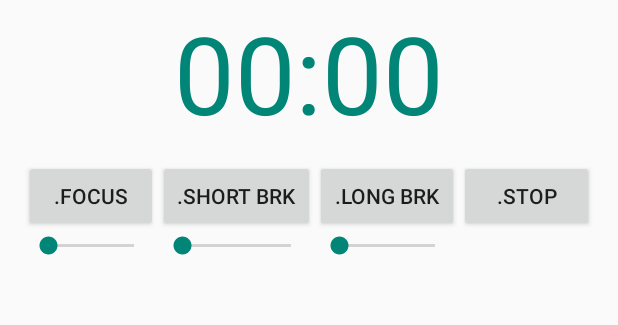
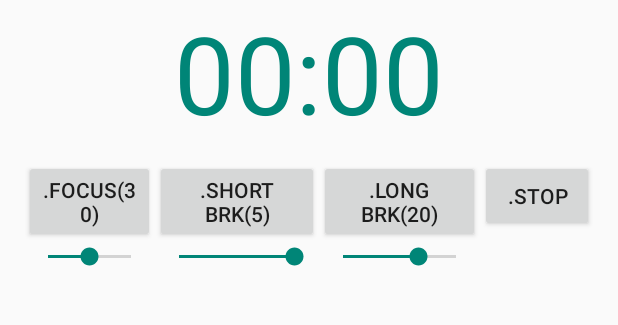
Before and after one commit to dimkas71/Moosti.com-mobile-port, an Android app: the screen it shows after launch (MainActivity), on a phone screen of 412 x 824 dp, the part 108-433 px from its top. Run offline under Robolectric (Android 15) with nearby library versions, the phone set to English and light mode, and no system bars.

Commit message:
MO-16: Add implementation of SeekBar handlers. To setup SeekBars...

```diff
--- a/app/src/main/java/com/moosti/MainActivity.java
+++ b/app/src/main/java/com/moosti/MainActivity.java
@@ -16,10 +16,11 @@ import android.view.Menu;
 import android.view.MenuItem;
 import android.view.View;
 import android.widget.Button;
+import android.widget.SeekBar;
 import android.widget.TextView;
 
 
-public class MainActivity extends ActionBarActivity implements View.OnClickListener {
+public class MainActivity extends ActionBarActivity implements View.OnClickListener, SeekBar.OnSeekBarChangeListener {
 
     private static final String TAG = MainActivity.class.getSimpleName();
     public static final int VIBRATION_INTERVAL_IN_MILLIS = 2000;
@@ -33,6 +34,14 @@ public class MainActivity extends ActionBarActivity implements View.OnClickListe
     private TextView textView;
     private StringBuilder recycled;
     private MediaPlayer player;
+    private SeekBar seekBarFocus;
+    private SeekBar seekBarShortBreak;
+    private SeekBar seekBarLongBreak;
+
+    private int focusInFuture;
+    private int shortBreakInFuture;
+    private int longBreakInFuture;
+
 
     enum CHRONOSTATE {
         FOCUSED,
@@ -69,6 +78,42 @@ public class MainActivity extends ActionBarActivity implements View.OnClickListe
         buttonStop.setOnClickListener(this);
 
         player = MediaPlayer.create(this, R.raw.ring_end);
+
+
+        initSeekBars();
+
+
+    }
+
+    private void initSeekBars() {
+
+        seekBarFocus = (SeekBar) findViewById(R.id.seekBrFocus);
+
+        seekBarFocus.setOnSeekBarChangeListener(this);
+        seekBarFocus.setMax(60); //Max value for focus is 60 minutes...
+        seekBarFocus.setProgress(30);
+        focusInFuture = 30;
+        buttonFocus.setText(getResources().getString(R.string.button_focus_text) + "(" + String.format("%d", seekBarFocus.getProgress()) + ")");
+
+
+        seekBarShortBreak = (SeekBar) findViewById(R.id.seekBrShortBreak);
+
+        seekBarShortBreak.setOnSeekBarChangeListener(this);
+        seekBarShortBreak.setMax(5); //Max value for focus is 60 minutes...
+        seekBarShortBreak.setProgress(5);
+        shortBreakInFuture = 5;
+
+        buttonShortBreak.setText(getResources().getString(R.string.button_short_break_text) + "(" + String.format("%d", seekBarShortBreak.getProgress()) + ")");
+
+
+        seekBarLongBreak = (SeekBar) findViewById(R.id.seekBrLongBreak);
+
+        seekBarLongBreak.setOnSeekBarChangeListener(this);
+        seekBarLongBreak.setMax(30); //Max value for focus is 60 minutes...
+        seekBarLongBreak.setProgress(20);
+        longBreakInFuture = 20;
+
+        buttonLongBreak.setText(getResources().getString(R.string.button_long_break_text) + "(" + String.format("%d", seekBarLongBreak.getProgress()) + ")");
 
 
     }
@@ -123,14 +168,14 @@ public class MainActivity extends ActionBarActivity implements View.OnClickListe
 
                 state = CHRONOSTATE.FOCUSED;
 
-                startTimer(30);
+                startTimer(focusInFuture);
 
                 break;
             case R.id.btn_short_break:
 
                 state = CHRONOSTATE.SHORT_BREAKED;
 
-                startTimer(1);
+                startTimer(shortBreakInFuture);
 
 
                 break;
@@ -138,7 +183,7 @@ public class MainActivity extends ActionBarActivity implements View.OnClickListe
 
                 state = CHRONOSTATE.LONG_BREAKED;
 
-                startTimer(15);
+                startTimer(longBreakInFuture);
 
                 break;
             case R.id.btn_stop:
@@ -218,5 +263,44 @@ public class MainActivity extends ActionBarActivity implements View.OnClickListe
         }
     }
 
+    //Seek bars handlers
+
+    @Override
+    public void onProgressChanged(SeekBar seekBar, int progress, boolean fromUser) {
+
+        final int id = seekBar.getId();
+
+        switch (id) {
+            case R.id.seekBrFocus:
+
+                focusInFuture = progress;
+                buttonFocus.setText(getResources().getString(R.string.button_focus_text) + "(" + String.format("%d", progress) + ")");
+
+                break;
+            case R.id.seekBrShortBreak:
+
+                shortBreakInFuture = progress;
+                buttonShortBreak.setText(getResources().getString(R.string.button_short_break_text) + "(" + String.format("%d", progress) + ")");
+
+                break;
+            case R.id.seekBrLongBreak:
+
+                longBreakInFuture = progress;
+                buttonLongBreak.setText(getResources().getString(R.string.button_long_break_text) + "(" + String.format("%d", progress) + ")");
+
+                break;
+        }
+    }
+
+    @Override
+    public void onStartTrackingTouch(SeekBar seekBar) {
+
+    }
+
+    @Override
+    public void onStopTrackingTouch(SeekBar seekBar) {
+
+    }
+
 
 }
--- a/app/src/main/res/values/strings.xml
+++ b/app/src/main/res/values/strings.xml
@@ -3,4 +3,9 @@
 
     <string name="hello_world">Hello world!</string>
     <string name="action_settings">Settings</string>
+    <string name="button_focus_text">.Focus</string>
+    <string name="button_short_break_text">.short brk</string>
+    <string name="button_long_break_text">.long brk</string>
+    <string name="button_stop_text">.stop</string>
+
 </resources>
```
